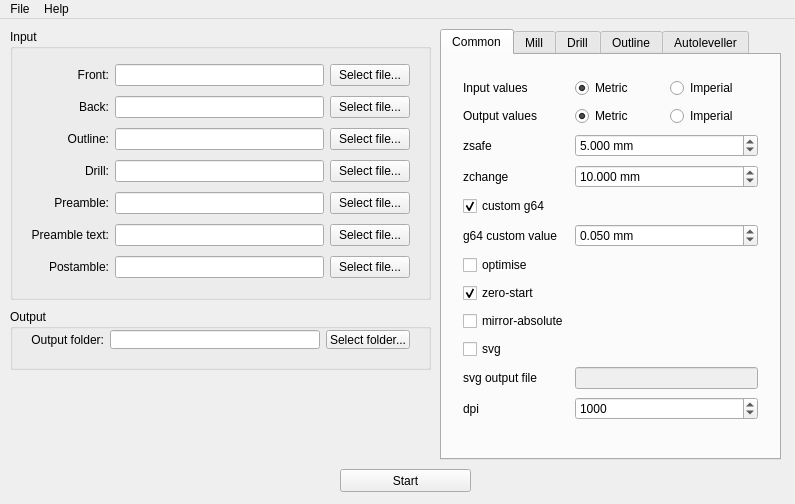
This is mainwindow.ui in pcb2gcode/pcb2gcodeGUI as Qt 5 draws it before an edit. The edited form follows.
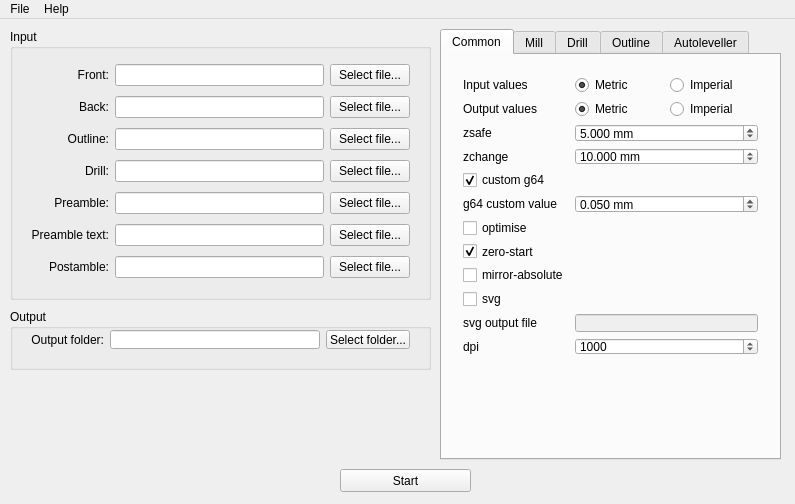
This is the edited form.

Commit message: Changed default folder to home & changed pcb2gcode.exe path to the same folder of pcb2gcodeGUI

```diff
--- a/mainwindow.ui
+++ b/mainwindow.ui
@@ -57,7 +57,7 @@
         <x>10</x>
         <y>10</y>
         <width>317</width>
-        <height>375</height>
+        <height>301</height>
        </rect>
       </property>
       <layout class="QGridLayout" name="commonGridLayout">
@@ -277,6 +277,9 @@
        </item>
        <item row="0" column="1">
         <layout class="QHBoxLayout" name="inputSystemOfMeasurementHorizontalLayout">
+         <property name="sizeConstraint">
+          <enum>QLayout::SetMinimumSize</enum>
+         </property>
          <item>
           <widget class="QRadioButton" name="inputMetricRadioButton">
            <property name="toolTip">
@@ -313,6 +316,9 @@
        </item>
        <item row="1" column="1">
         <layout class="QHBoxLayout" name="outputSystemOfMeasurementHorizontalLayout">
+         <property name="sizeConstraint">
+          <enum>QLayout::SetMinimumSize</enum>
+         </property>
          <item>
           <widget class="QRadioButton" name="outputMetricRadioButton">
            <property name="toolTip">
```
Left out of the diff: 2 changed lines with no effect on the pictures. The commit also changes 2 other files.
